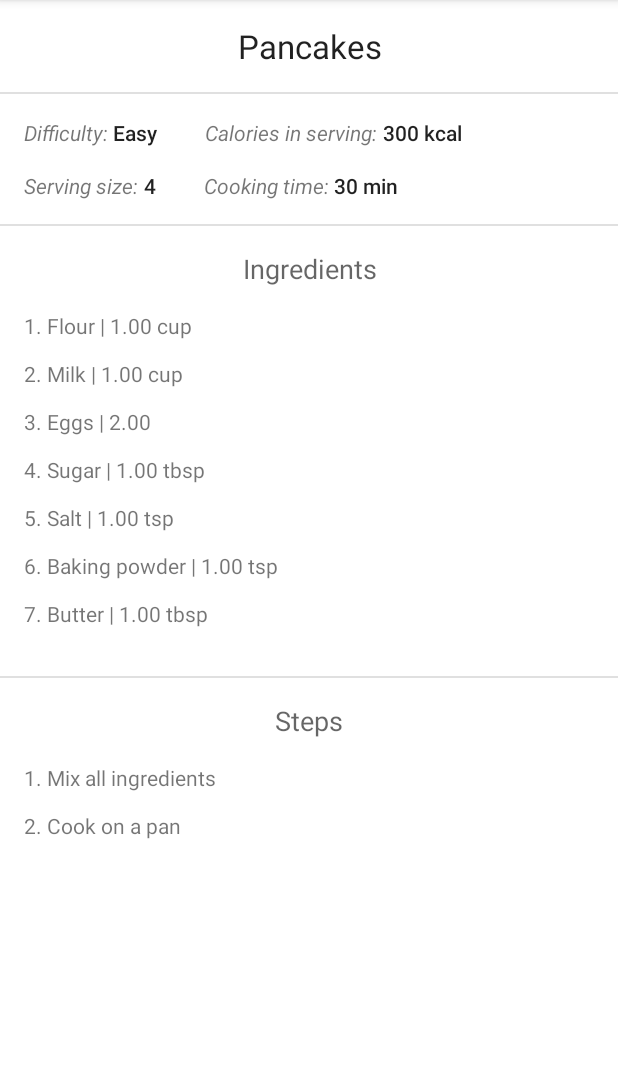
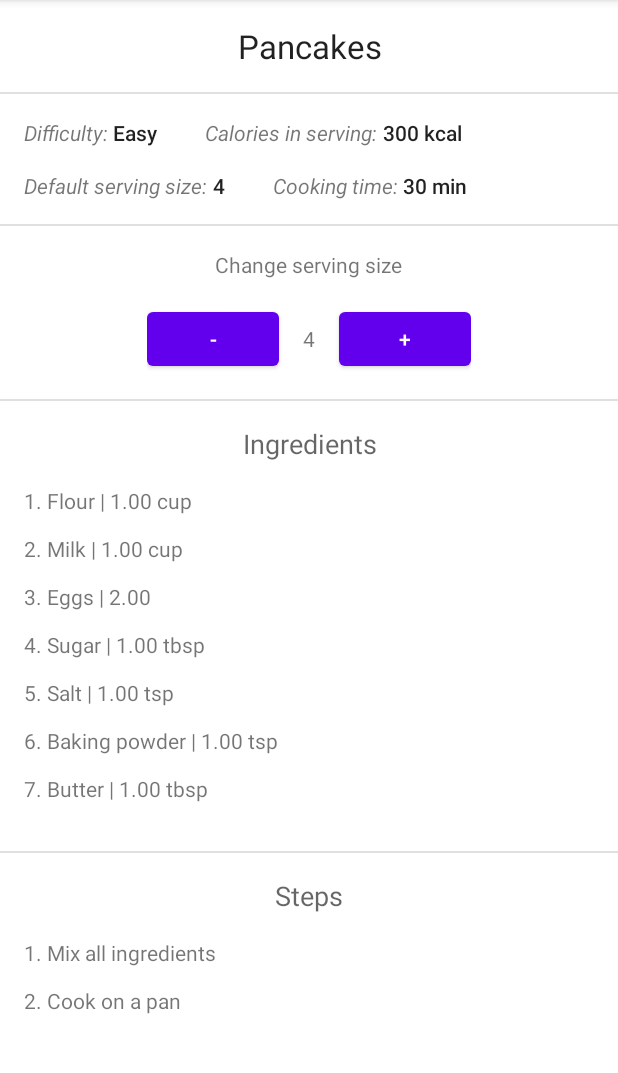
Before and after one commit to AdrianKokot/put-cooking-book, an Android app: the screen it shows after launch (DetailActivity), after a tap on an icon or button, on a phone screen of 412 x 824 dp, the part 84-1157 px from its top. Run offline under Robolectric (Android 15) with nearby library versions, the light colour scheme and no system bars; our stand-ins replace Room's generated code.

Commit message:
Add fragment with serving size calculator

```diff
--- a/app/src/main/AndroidManifest.xml
+++ b/app/src/main/AndroidManifest.xml
@@ -1,7 +1,6 @@
 <?xml version="1.0" encoding="utf-8"?>
 <manifest xmlns:android="http://schemas.android.com/apk/res/android"
           xmlns:tools="http://schemas.android.com/tools">
-
     <application
             android:allowBackup="true"
             android:dataExtractionRules="@xml/data_extraction_rules"
@@ -33,5 +32,4 @@
                     android:value=""/>
         </activity>
     </application>
-
 </manifest>
--- a/app/src/main/java/com/example/cookingbook/DetailActivity.kt
+++ b/app/src/main/java/com/example/cookingbook/DetailActivity.kt
@@ -8,14 +8,16 @@ class DetailActivity : AppCompatActivity() {
 
     override fun onCreate(savedInstanceState: Bundle?) {
         super.onCreate(savedInstanceState)
-        setContentView(R.layout.activity_detail)
-
-        this.detailFragment = supportFragmentManager.findFragmentById(R.id.detail_fragment) as RecipeDetailFragment
 
         val recipeId = intent.extras?.getInt(RECIPE_ID)
         if (recipeId != null) {
-            this.detailFragment.setRecipeId(recipeId)
+
+            val transaction = supportFragmentManager.beginTransaction()
+            transaction.add(R.id.fragment_container, RecipeDetailFragment.newInstance(recipeId))
+            transaction.commit()
         }
+
+        setContentView(R.layout.activity_detail)
     }
 
     companion object {
--- /dev/null
+++ b/app/src/main/java/com/example/cookingbook/IngredientsFragment.kt
@@ -0,0 +1,109 @@
+package com.example.cookingbook
+
+import android.os.Bundle
+import android.os.Handler
+import android.os.Looper
+import android.view.LayoutInflater
+import android.view.View
+import android.view.ViewGroup
+import android.widget.Button
+import android.widget.TextView
+import androidx.fragment.app.Fragment
+import com.example.cookingbook.data.AppDatabase
+import com.example.cookingbook.data.entities.RecipeWithStepsAndIngredients
+import kotlinx.coroutines.GlobalScope
+import kotlinx.coroutines.launch
+
+private const val ARG_RECIPE_ID = "recipeID"
+private const val ARG_SERVING_SIZE = "servingSize"
+
+class IngredientsFragment : Fragment() {
+    private var recipe: RecipeWithStepsAndIngredients? = null
+    private var servingSize: Int? = null
+    private var recipeId: Int? = null
+
+    override fun onCreate(savedInstanceState: Bundle?) {
+        super.onCreate(savedInstanceState)
+        arguments?.let {
+            recipeId = it.getInt(ARG_RECIPE_ID)
+            servingSize = it.getInt(ARG_SERVING_SIZE)
+            recipeId = if (recipeId == -1) null else recipeId
+            servingSize = if (servingSize == -1) null else servingSize
+        }
+    }
+
+    override fun onCreateView(
+        inflater: LayoutInflater, container: ViewGroup?,
+        savedInstanceState: Bundle?
+    ): View? {
+        val view = inflater.inflate(R.layout.fragment_ingredients, container, false)
+
+        view.findViewById<Button>(R.id.increment_serving_size).setOnClickListener {
+            servingSize = servingSize?.plus(1)
+            renderUi()
+        }
+
+        view.findViewById<Button>(R.id.decrement_serving_size).setOnClickListener {
+            servingSize = if (servingSize ?: 0 <= 1) 1 else servingSize?.minus(1)
+            renderUi()
+        }
+
+        return view
+    }
+
+    override fun onSaveInstanceState(outState: Bundle) {
+        outState.putInt(ARG_RECIPE_ID, recipeId ?: -1)
+        outState.putInt(ARG_SERVING_SIZE, servingSize ?: -1)
+        super.onSaveInstanceState(outState)
+    }
+
+    private fun renderUi() {
+        val handler = Handler(Looper.getMainLooper())
+
+        handler.post {
+            val view = this.view ?: return@post
+            val recipe = this.recipe ?: return@post
+            val servingSize = this.servingSize ?: return@post
+
+            view.findViewById<TextView>(R.id.ingredients).text =
+                recipe.ingredients.mapIndexed { index, ingredient ->
+                    "%d. %s | %.2f %s\n\t%s".format(
+                        index + 1,
+                        ingredient.name,
+                        ingredient.amount * servingSize / recipe.recipe.servingSize,
+                        ingredient.unit,
+                        ingredient.comment
+                    )
+                }.joinToString("\n")
+
+            view.findViewById<TextView>(R.id.serving_size).text = servingSize.toString()
+        }
+    }
+
+    override fun onStart() {
+        super.onStart()
+
+        if (recipe != null) {
+            return
+        }
+
+        val recipeId = this.recipeId ?: return
+
+        GlobalScope.launch {
+            recipe = AppDatabase.getDatabase(requireContext()).recipeDao().getRecipe(recipeId)
+            servingSize = recipe?.recipe?.servingSize
+            renderUi()
+        }
+
+    }
+
+    companion object {
+        @JvmStatic
+        fun newInstance(recipeId: Int) =
+            IngredientsFragment().apply {
+                arguments = Bundle().apply {
+                    putInt(ARG_RECIPE_ID, recipeId)
+                }
+            }
+    }
+}
--- a/app/src/main/java/com/example/cookingbook/RecipeDetailFragment.kt
+++ b/app/src/main/java/com/example/cookingbook/RecipeDetailFragment.kt
@@ -1,19 +1,19 @@
 package com.example.cookingbook
 
 import android.os.Bundle
+import android.view.LayoutInflater
+import android.view.View
+import android.view.ViewGroup
 import android.widget.TextView
 import androidx.fragment.app.Fragment
 import com.example.cookingbook.data.AppDatabase
-import kotlinx.coroutines.Dispatchers
 import kotlinx.coroutines.GlobalScope
 import kotlinx.coroutines.launch
 
+private const val ARG_RECIPE_ID = "recipeID"
+
 class RecipeDetailFragment : Fragment(R.layout.fragment_recipe_detail) {
     private var recipeId: Int? = null
-
-    fun setRecipeId(id: Int) {
-        this.recipeId = id
-    }
 
     override fun onStart() {
         super.onStart()
@@ -25,53 +25,50 @@ class RecipeDetailFragment : Fragment(R.layout.fragment_recipe_detail) {
             return
         }
 
-        GlobalScope.launch(Dispatchers.Default) {
-            launch(Dispatchers.Default) {
+        GlobalScope.launch {
+
             val recipe = AppDatabase.getDatabase(requireContext()).recipeDao().getRecipe(recipeId)
             view.findViewById<TextView>(R.id.recipe_name).text = recipe.recipe.name
             view.findViewById<TextView>(R.id.recipe_difficulty).text = recipe.recipe.difficulty
             view.findViewById<TextView>(R.id.recipe_calories).text = recipe.recipe.calories.toString() + " kcal"
-                view.findViewById<TextView>(R.id.recipe_cooking_time).text =
-                    recipe.recipe.cookingTime.toString() + " min"
+            view.findViewById<TextView>(R.id.recipe_cooking_time).text = recipe.recipe.cookingTime.toString() + " min"
             view.findViewById<TextView>(R.id.recipe_serving_size).text = recipe.recipe.servingSize.toString()
             view.findViewById<TextView>(R.id.cooking_steps).text =
                 recipe.steps.mapIndexed { index, step -> "%d. %s".format((index + 1), step.content) }
                     .joinToString("\n\n")
-                view.findViewById<TextView>(R.id.ingredients).text =
-                    recipe.ingredients.mapIndexed { index, ingredient ->
-                        "%d. %s | %.2f %s\n\t%s".format(
-                            index + 1,
-                            ingredient.name,
-                            ingredient.amount,
-                            ingredient.unit,
-                            ingredient.comment
-                        )
-                    }.joinToString("\n")
+
         }
     }
 
+    override fun onCreateView(inflater: LayoutInflater, container: ViewGroup?, savedInstanceState: Bundle?): View? {
+        val view = super.onCreateView(inflater, container, savedInstanceState)
+
+        val transaction = childFragmentManager.beginTransaction()
+        transaction.add(R.id.ingredients_fragment_container, IngredientsFragment.newInstance(recipeId ?: -1))
+        transaction.commit()
+
+        return view
     }
 
     override fun onSaveInstanceState(outState: Bundle) {
-        outState.putInt("recipeId", recipeId ?: -1)
+        outState.putInt(ARG_RECIPE_ID, recipeId ?: -1)
         super.onSaveInstanceState(outState)
     }
 
     override fun onCreate(savedInstanceState: Bundle?) {
         super.onCreate(savedInstanceState)
-        if (savedInstanceState != null) {
-            val recipeId = savedInstanceState.getInt("recipeId")
-            if (recipeId != -1) {
-                this.setRecipeId(recipeId)
-            }
+        arguments?.let {
+            recipeId = it.getInt(ARG_RECIPE_ID)
+            recipeId = if (recipeId == -1) null else recipeId
         }
     }
 
     companion object {
-        fun newInstance(id: Int): Fragment {
-            val fragment = RecipeDetailFragment()
-            fragment.setRecipeId(id)
-            return fragment
+        @JvmStatic
+        fun newInstance(recipeId: Int) = RecipeDetailFragment().apply {
+            arguments = Bundle().apply {
+                putInt(ARG_RECIPE_ID, recipeId)
             }
         }
     }
+}
--- a/app/src/main/java/com/example/cookingbook/RecipeListFragment.kt
+++ b/app/src/main/java/com/example/cookingbook/RecipeListFragment.kt
@@ -29,7 +29,6 @@ class RecipeListFragment : ListFragment() {
         AppDatabase.getDatabase(requireContext())
             .recipeDao()
             .getAll().observe(viewLifecycleOwner) { recipes ->
-                d("RecipeListFragment", "recipes: $recipes")
                 listAdapter = ArrayAdapter(
                     inflater.context,
                     android.R.layout.simple_list_item_1,
--- a/app/src/main/res/layout/activity_detail.xml
+++ b/app/src/main/res/layout/activity_detail.xml
@@ -1,7 +1,6 @@
 <?xml version="1.0" encoding="utf-8"?>
-<fragment xmlns:android="http://schemas.android.com/apk/res/android"
-          android:layout_width="match_parent"
-          android:layout_height="match_parent"
-          android:id="@+id/detail_fragment"
-          class="com.example.cookingbook.RecipeDetailFragment"
-        />
+<FrameLayout
+        android:id="@+id/fragment_container"
+        xmlns:android="http://schemas.android.com/apk/res/android"
+        android:layout_width="match_parent"
+        android:layout_height="match_parent"/>
--- /dev/null
+++ b/app/src/main/res/layout/fragment_ingredients.xml
@@ -0,0 +1,60 @@
+<?xml version="1.0" encoding="utf-8"?>
+<LinearLayout xmlns:android="http://schemas.android.com/apk/res/android"
+              xmlns:tools="http://schemas.android.com/tools"
+              android:layout_width="match_parent"
+              android:layout_height="wrap_content"
+              tools:context=".IngredientsFragment"
+              android:orientation="vertical"
+              android:gravity="center_horizontal">
+
+    <TextView
+            android:layout_width="wrap_content"
+            android:layout_height="wrap_content"
+            android:text="Change serving size"
+            android:layout_marginVertical="?attr/listPreferredItemPaddingStart"/>
+
+    <LinearLayout
+            android:orientation="horizontal"
+            android:layout_width="wrap_content"
+            android:layout_height="wrap_content">
+
+        <Button
+                android:layout_width="wrap_content"
+                android:layout_height="wrap_content"
+                android:text="-"
+                android:id="@+id/decrement_serving_size"/>
+
+        <TextView
+                android:layout_width="wrap_content"
+                android:layout_height="wrap_content"
+                android:text="Serving Size: "
+                android:id="@+id/serving_size"
+                android:layout_marginHorizontal="?attr/listPreferredItemPaddingStart"/>
+
+        <Button
+                android:layout_width="wrap_content"
+                android:layout_height="wrap_content"
+                android:text="+"
+                android:id="@+id/increment_serving_size"/>
+    </LinearLayout>
+
+    <com.google.android.material.divider.MaterialDivider
+            android:layout_width="match_parent"
+            android:layout_height="wrap_content"
+            android:layout_marginVertical="?attr/listPreferredItemPaddingStart"/>
+
+    <TextView
+            android:textAlignment="center"
+            android:layout_width="match_parent"
+            android:layout_height="wrap_content"
+            android:textAppearance="@style/TextAppearance.AppCompat.Medium"
+            android:text="Ingredients"/>
+
+    <TextView
+            android:layout_width="match_parent"
+            android:layout_height="wrap_content"
+            android:id="@+id/ingredients"
+            android:layout_marginHorizontal="?attr/listPreferredItemPaddingStart"
+            android:layout_marginVertical="?attr/listPreferredItemPaddingStart"/>
+
+</LinearLayout>
--- a/app/src/main/res/layout/fragment_recipe_detail.xml
+++ b/app/src/main/res/layout/fragment_recipe_detail.xml
@@ -1,5 +1,5 @@
 <?xml version="1.0" encoding="utf-8"?>
-<FrameLayout xmlns:android="http://schemas.android.com/apk/res/android"
+<ScrollView xmlns:android="http://schemas.android.com/apk/res/android"
              xmlns:tools="http://schemas.android.com/tools"
              android:layout_width="match_parent"
              android:layout_height="match_parent"
@@ -57,7 +57,6 @@
                     android:textAppearance="@style/TextAppearance.AppCompat.Body2"/>
         </LinearLayout>
 
-
         <LinearLayout
                 android:layout_width="match_parent"
                 android:layout_height="wrap_content"
@@ -68,7 +67,7 @@
             <TextView
                     android:layout_width="wrap_content"
                     android:layout_height="wrap_content"
-                    android:text="Serving size: "
+                    android:text="Default serving size: "
                     android:textStyle="italic"/>
 
             <TextView
@@ -96,40 +95,29 @@
                 android:layout_width="match_parent"
                 android:layout_height="wrap_content"/>
 
-        <TextView
-                android:textAlignment="center"
+        <FrameLayout
+                android:id="@+id/ingredients_fragment_container"
                 android:layout_width="match_parent"
-                android:layout_height="wrap_content"
-                android:textAppearance="@style/TextAppearance.AppCompat.Medium"
-                android:text="Ingredients"
-                android:layout_marginVertical="?attr/listPreferredItemPaddingStart"/>
-
-        <TextView
-                android:layout_width="match_parent"
-                android:layout_height="wrap_content"
-                android:id="@+id/ingredients"
-
-                android:layout_marginHorizontal="?attr/listPreferredItemPaddingStart"/>
-
+                android:layout_height="wrap_content"/>
 
         <com.google.android.material.divider.MaterialDivider
                 android:layout_width="match_parent"
                 android:layout_height="wrap_content"
-                android:layout_marginVertical="?attr/listPreferredItemPaddingStart"/>
+                android:layout_marginBottom="?attr/listPreferredItemPaddingStart"/>
 
         <TextView
                 android:textAlignment="center"
                 android:layout_width="match_parent"
                 android:layout_height="wrap_content"
                 android:textAppearance="@style/TextAppearance.AppCompat.Medium"
-                android:text="Steps"
-                android:layout_marginBottom="?attr/listPreferredItemPaddingStart"/>
+                android:text="Steps"/>
 
         <TextView
                 android:layout_width="match_parent"
                 android:layout_height="match_parent"
                 android:id="@+id/cooking_steps"
-                android:layout_marginHorizontal="?attr/listPreferredItemPaddingStart"/>
+                android:layout_marginHorizontal="?attr/listPreferredItemPaddingStart"
+                android:layout_marginVertical="?attr/listPreferredItemPaddingStart"/>
     </LinearLayout>
 
-</FrameLayout>
+</ScrollView>
--- a/app/src/main/res/layout/fragment_recipe_list.xml
+++ b/app/src/main/res/layout/fragment_recipe_list.xml
@@ -1,14 +1,7 @@
 <?xml version="1.0" encoding="utf-8"?>
-<FrameLayout xmlns:android="http://schemas.android.com/apk/res/android"
+<ScrollView xmlns:android="http://schemas.android.com/apk/res/android"
              xmlns:tools="http://schemas.android.com/tools"
              android:layout_width="match_parent"
              android:layout_height="match_parent"
              tools:context=".RecipeListFragment">
-
-    <!-- TODO: Update blank fragment layout -->
-    <TextView
-            android:layout_width="match_parent"
-            android:layout_height="match_parent"
-            android:text="@string/hello_blank_fragment"/>
-
-</FrameLayout>
+</ScrollView>
```
Lines whose indentation alone changed are shown as unchanged.
